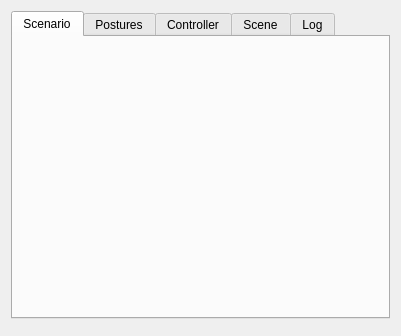
Before: the Qt Designer form ui/giskardsimpanel.ui in ARoefer/giskard_ide, drawn with Qt 5.
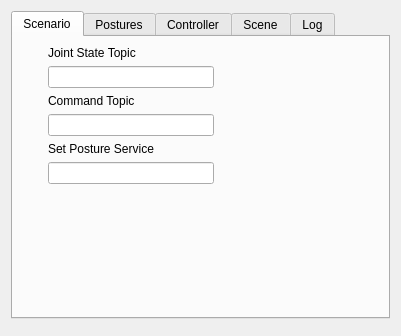
After: the same form once the commit is applied. The open tabs and pages were chosen to show the change. Custom widgets are drawn as their Qt base class.

```diff
--- a/ui/giskardsimpanel.ui
+++ b/ui/giskardsimpanel.ui
@@ -98,6 +98,77 @@
          </item>
         </layout>
        </item>
+       <item>
+        <layout class="QVBoxLayout" name="verticalLayout_4">
+         <property name="leftMargin">
+          <number>0</number>
+         </property>
+         <item>
+          <widget class="QLabel" name="label">
+           <property name="text">
+            <string>Joint State Topic</string>
+           </property>
+          </widget>
+         </item>
+         <item>
+          <widget class="QLineEdit" name="leJSTopic">
+            <property name="sizePolicy">
+            <sizepolicy hsizetype="MinimumExpanding" vsizetype="Fixed">
+                <horstretch>0</horstretch>
+                <verstretch>0</verstretch>
+            </sizepolicy>
+            </property>
+          </widget>
+         </item>
+         <item>
+          <widget class="QLabel" name="label_2">
+           <property name="text">
+            <string>Command Topic</string>
+           </property>
+          </widget>
+         </item>
+         <item>
+          <widget class="QLineEdit" name="leCmdTopic">
+            <property name="sizePolicy">
+            <sizepolicy hsizetype="MinimumExpanding" vsizetype="Fixed">
+                <horstretch>0</horstretch>
+                <verstretch>0</verstretch>
+            </sizepolicy>
+            </property>
+          </widget>
+         </item>
+         <item>
+          <widget class="QLabel" name="label_3">
+           <property name="text">
+            <string>Set Posture Service</string>
+           </property>
+          </widget>
+         </item>
+         <item>
+          <widget class="QLineEdit" name="leSPService">
+            <property name="sizePolicy">
+            <sizepolicy hsizetype="MinimumExpanding" vsizetype="Fixed">
+                <horstretch>0</horstretch>
+                <verstretch>0</verstretch>
+            </sizepolicy>
+            </property>
+          </widget>
+         </item>
+         <item>
+          <spacer name="verticalSpacer_2">
+           <property name="orientation">
+            <enum>Qt::Vertical</enum>
+           </property>
+           <property name="sizeHint" stdset="0">
+            <size>
+             <width>20</width>
+             <height>40</height>
+            </size>
+           </property>
+          </spacer>
+         </item>
+        </layout>
+       </item>
        <item>
         <spacer name="horizontalSpacer">
          <property name="orientation">
```
Left out of the diff: 58 changed lines with no effect on the pictures.
